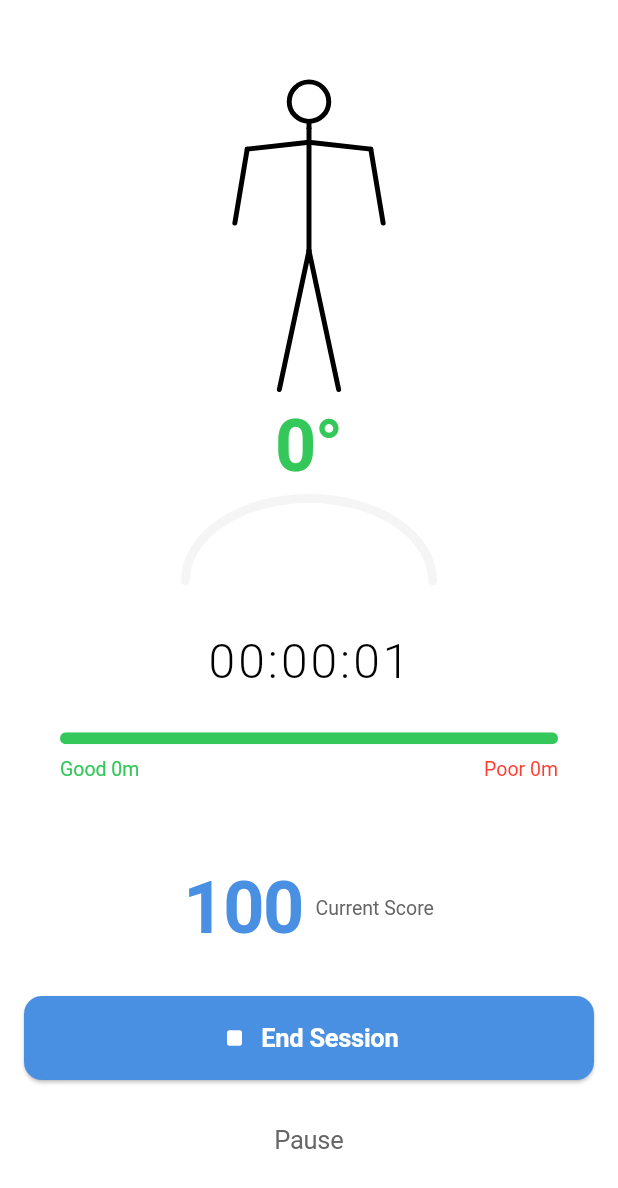
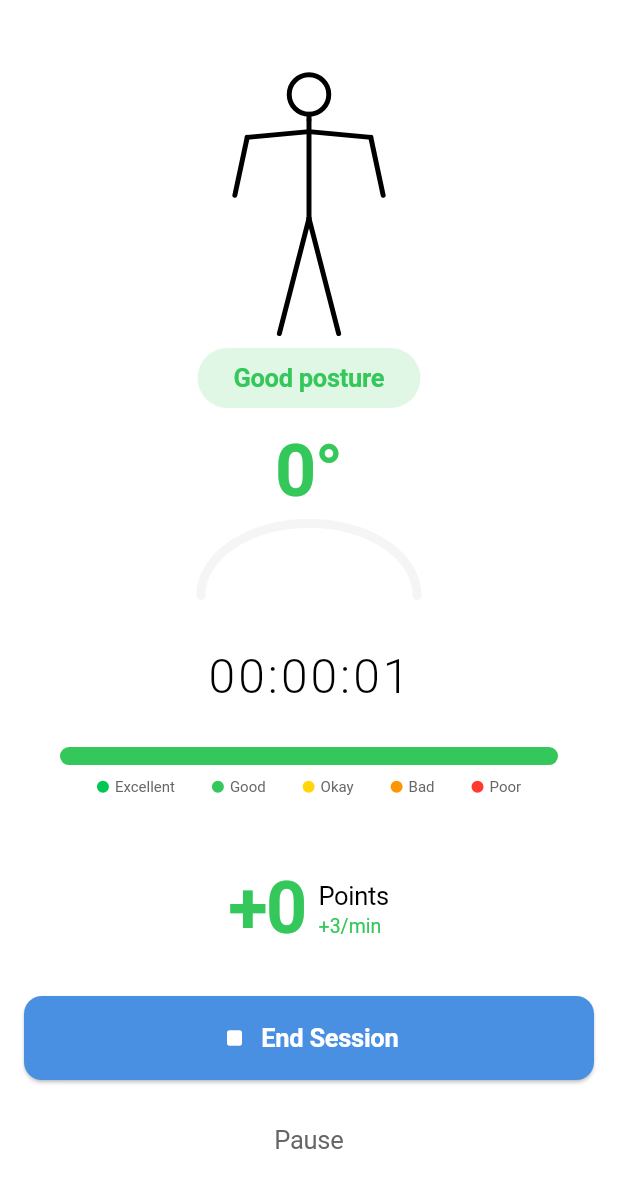
Before and after one commit to gitoutoftown/headsup, a Flutter app: the screen it shows after launch, after a tap on "Start Tracking", on a phone screen of 412 x 824 dp. Shown: the top 1188 px of the screen. Run offline on Flutter 3.47's test engine with Material 3 defaults, Android fonts, the phone set to English and light mode, and no system bars; our stand-ins replace flutter_local_notifications, flutter_riverpod, sensors_plus, shared_preferences, supabase_flutter, timezone; missing offline and left inert: health; accounts and stored records are empty.

Commit message:
fix: score now uses additive points (never decreases) + tier colors
SCORE SYSTEM FIX:
- Score now accumulates points ONLY (never subtracts)
- Excellent: +5 pts/min, Good: +3/min, Okay: +1/min, Bad/Poor: +0/min

5-TIER COLORS:
- Excellent: Vibrant green (#00C853)
- Good: Standard green (#34C759)
- Okay: Yellow (#FFD60A)
- Bad: Orange (#FF9500)
- Poor: Red (#FF3B30)

ACTIVE SESSION SCREEN:
- Added colored posture feedback badge
- 5-tier stacked progress bar with legend
- Points display shows current rate (+X/min)

```diff
--- a/headsup_app/lib/config/theme.dart
+++ b/headsup_app/lib/config/theme.dart
@@ -27,10 +27,15 @@ class AppColors {
   static const Color success = Color(0xFF34C759);
   static const Color error = Color(0xFFFF3B30);
 
-  // Posture states
-  static const Color postureGood = Color(0xFF34C759);
-  static const Color postureFair = Color(0xFFFF9500);
-  static const Color posturePoor = Color(0xFFFF3B30);
+  // 5-Tier Posture state colors
+  static const Color postureExcellent = Color(0xFF00C853);  // Vibrant green
+  static const Color postureGood = Color(0xFF34C759);       // Standard green
+  static const Color postureOkay = Color(0xFFFFD60A);       // Yellow
+  static const Color postureBad = Color(0xFFFF9500);        // Orange
+  static const Color posturePoor = Color(0xFFFF3B30);       // Red
+
+  // Legacy aliases
+  static const Color postureFair = postureOkay;
 }
 
 /// Typography styles
--- a/headsup_app/lib/providers/session_provider.dart
+++ b/headsup_app/lib/providers/session_provider.dart
@@ -17,7 +17,11 @@ class SessionState {
   final bool isTracking;
   final bool isPaused;
   final int elapsedSeconds;
+  final int totalPoints;  // Accumulated points (additive only - never decreases)
+  final int excellentSeconds;
   final int goodSeconds;
+  final int okaySeconds;
+  final int badSeconds;
   final int poorSeconds;
   final double currentAngle;
   final PostureState postureState;
@@ -28,7 +32,11 @@ class SessionState {
     this.isTracking = false,
     this.isPaused = false,
     this.elapsedSeconds = 0,
+    this.totalPoints = 0,
+    this.excellentSeconds = 0,
     this.goodSeconds = 0,
+    this.okaySeconds = 0,
+    this.badSeconds = 0,
     this.poorSeconds = 0,
     this.currentAngle = 0,
     this.postureState = PostureState.good,
@@ -40,7 +48,11 @@ class SessionState {
     bool? isTracking,
     bool? isPaused,
     int? elapsedSeconds,
+    int? totalPoints,
+    int? excellentSeconds,
     int? goodSeconds,
+    int? okaySeconds,
+    int? badSeconds,
     int? poorSeconds,
     double? currentAngle,
     PostureState? postureState,
@@ -51,7 +63,11 @@ class SessionState {
       isTracking: isTracking ?? this.isTracking,
       isPaused: isPaused ?? this.isPaused,
       elapsedSeconds: elapsedSeconds ?? this.elapsedSeconds,
+      totalPoints: totalPoints ?? this.totalPoints,
+      excellentSeconds: excellentSeconds ?? this.excellentSeconds,
       goodSeconds: goodSeconds ?? this.goodSeconds,
+      okaySeconds: okaySeconds ?? this.okaySeconds,
+      badSeconds: badSeconds ?? this.badSeconds,
       poorSeconds: poorSeconds ?? this.poorSeconds,
       currentAngle: currentAngle ?? this.currentAngle,
       postureState: postureState ?? this.postureState,
@@ -59,11 +75,18 @@ class SessionState {
     );
   }
 
-  /// Calculate current posture score
-  int get currentScore {
-    final total = goodSeconds + poorSeconds;
-    if (total == 0) return 0;
-    return ((goodSeconds / total) * 100).round().clamp(0, 100);
+  /// Current score is just the total accumulated points
+  /// Points are ONLY added, never subtracted:
+  /// - Excellent: +5/min, Good: +3/min, Okay: +1/min, Bad/Poor: +0/min
+  int get currentScore => totalPoints;
+
+  /// Calculate a "posture quality" percentage for display
+  /// This shows what % of time was spent in good+ posture
+  int get postureQuality {
+    final goodTotal = excellentSeconds + goodSeconds + okaySeconds;
+    final total = elapsedSeconds;
+    if (total == 0) return 100;
+    return ((goodTotal / total) * 100).round().clamp(0, 100);
   }
 
   /// Format elapsed time as timer display
@@ -97,7 +120,11 @@ class SessionNotifier extends StateNotifier<SessionState> {
       isTracking: true,
       isPaused: false,
       elapsedSeconds: 0,
+      totalPoints: 0,
+      excellentSeconds: 0,
       goodSeconds: 0,
+      okaySeconds: 0,
+      badSeconds: 0,
       poorSeconds: 0,
       angleHistory: [],
     );
@@ -139,13 +166,17 @@ class SessionNotifier extends StateNotifier<SessionState> {
     _angleSubscription?.cancel();
     await _postureService.stopListening();
 
+    // Calculate good posture seconds as excellent + good + okay
+    final goodPostureTotal = state.excellentSeconds + state.goodSeconds + state.okaySeconds;
+    final poorPostureTotal = state.badSeconds + state.poorSeconds;
+
     final session = state.currentSession?.copyWith(
       endTime: DateTime.now(),
       durationSeconds: state.elapsedSeconds,
-      goodPostureSeconds: state.goodSeconds,
-      poorPostureSeconds: state.poorSeconds,
+      goodPostureSeconds: goodPostureTotal,
+      poorPostureSeconds: poorPostureTotal,
       averageAngle: _calculateAverageAngle(),
-      postureScore: state.currentScore,
+      postureScore: state.postureQuality,  // Store quality % in DB
     );
 
     if (session != null) {
@@ -163,14 +194,40 @@ class SessionNotifier extends StateNotifier<SessionState> {
     return completedSession;
   }
 
-  /// Handle timer tick
+  /// Handle timer tick - award points based on posture state
   void _tick() {
-    final isGoodPosture = _postureService.isGoodPosture();
+    final currentState = state.postureState;
 
+    // For smoother accumulation, add points every minute
+    // But track seconds for each tier
+    final newElapsed = state.elapsedSeconds + 1;
+
+    // Add points every minute based on average state
+    int newPoints = state.totalPoints;
+    if (newElapsed % 60 == 0) {
+      // At each minute mark, add points based on dominant posture
+      newPoints += currentState.pointsPerMinute;
+    }
+
+    // Update tier-specific seconds
     state = state.copyWith(
-      elapsedSeconds: state.elapsedSeconds + 1,
-      goodSeconds: isGoodPosture ? state.goodSeconds + 1 : state.goodSeconds,
-      poorSeconds: isGoodPosture ? state.poorSeconds : state.poorSeconds + 1,
+      elapsedSeconds: newElapsed,
+      totalPoints: newPoints,
+      excellentSeconds: currentState == PostureState.excellent
+          ? state.excellentSeconds + 1
+          : state.excellentSeconds,
+      goodSeconds: currentState == PostureState.good
+          ? state.goodSeconds + 1
+          : state.goodSeconds,
+      okaySeconds: currentState == PostureState.okay
+          ? state.okaySeconds + 1
+          : state.okaySeconds,
+      badSeconds: currentState == PostureState.bad
+          ? state.badSeconds + 1
+          : state.badSeconds,
+      poorSeconds: currentState == PostureState.poor
+          ? state.poorSeconds + 1
+          : state.poorSeconds,
     );
   }
 
--- a/headsup_app/lib/screens/active_session_screen.dart
+++ b/headsup_app/lib/screens/active_session_screen.dart
@@ -6,6 +6,7 @@ import 'package:flutter_riverpod/flutter_riverpod.dart';
 
 import '../config/theme.dart';
 import '../providers/session_provider.dart';
+import '../utils/constants.dart';
 import '../widgets/character/posture_character.dart';
 import '../widgets/common/widgets.dart';
 import 'session_summary_screen.dart';
@@ -16,6 +17,8 @@ class ActiveSessionScreen extends ConsumerWidget {
   @override
   Widget build(BuildContext context, WidgetRef ref) {
     final sessionState = ref.watch(sessionProvider);
+    final currentState = sessionState.postureState;
+    final stateColor = Color(currentState.colorCode);
 
     return Scaffold(
       body: SafeArea(
@@ -31,16 +34,37 @@ class ActiveSessionScreen extends ConsumerWidget {
                 flex: 4,
                 child: Center(
                   child: PostureCharacter(
-                    state: sessionState.postureState,
+                    state: currentState,
                     size: MediaQuery.of(context).size.width * 0.4,
                   ),
                 ),
               ),
 
-              // Angle display
+              // Posture state with color
+              Container(
+                padding: const EdgeInsets.symmetric(
+                  horizontal: AppSpacing.lg,
+                  vertical: AppSpacing.sm,
+                ),
+                decoration: BoxDecoration(
+                  color: stateColor.withValues(alpha: 0.15),
+                  borderRadius: BorderRadius.circular(AppRadius.pill),
+                ),
+                child: Text(
+                  currentState.feedback,
+                  style: Theme.of(context).textTheme.bodyLarge?.copyWith(
+                    color: stateColor,
+                    fontWeight: FontWeight.w600,
+                  ),
+                ),
+              ),
+
+              const SizedBox(height: AppSpacing.md),
+
+              // Angle display with tier color
               AngleGauge(
                 angle: sessionState.currentAngle,
-                size: MediaQuery.of(context).size.width * 0.4,
+                size: MediaQuery.of(context).size.width * 0.35,
               ),
 
               const SizedBox(height: AppSpacing.xl),
@@ -55,31 +79,36 @@ class ActiveSessionScreen extends ConsumerWidget {
 
               const SizedBox(height: AppSpacing.lg),
 
-              // Good/Poor progress bar
-              Padding(
-                padding: const EdgeInsets.symmetric(horizontal: AppSpacing.lg),
-                child: PostureProgressBar(
-                  goodSeconds: sessionState.goodSeconds,
-                  poorSeconds: sessionState.poorSeconds,
-                ),
-              ),
+              // 5-tier progress bar
+              _TierProgressBar(sessionState: sessionState),
 
               const Spacer(),
 
-              // Current score
+              // Points earned (additive - never decreases!)
               Row(
                 mainAxisAlignment: MainAxisAlignment.center,
                 children: [
                   Text(
-                    '${sessionState.currentScore}',
+                    '+${sessionState.currentScore}',
                     style: Theme.of(context).textTheme.displayMedium?.copyWith(
-                      color: AppColors.primary,
+                      color: stateColor,
                     ),
                   ),
                   const SizedBox(width: 8),
-                  Text(
-                    'Current Score',
-                    style: Theme.of(context).textTheme.bodySmall,
+                  Column(
+                    crossAxisAlignment: CrossAxisAlignment.start,
+                    children: [
+                      Text(
+                        'Points',
+                        style: Theme.of(context).textTheme.bodyLarge,
+                      ),
+                      Text(
+                        '+${currentState.pointsPerMinute}/min',
+                        style: Theme.of(context).textTheme.bodySmall?.copyWith(
+                          color: stateColor,
+                        ),
+                      ),
+                    ],
                   ),
                 ],
               ),
@@ -132,3 +161,128 @@ class ActiveSessionScreen extends ConsumerWidget {
     }
   }
 }
+
+/// Progress bar showing time in each tier
+class _TierProgressBar extends StatelessWidget {
+  final SessionState sessionState;
+
+  const _TierProgressBar({required this.sessionState});
+
+  @override
+  Widget build(BuildContext context) {
+    final total = sessionState.elapsedSeconds;
+    if (total == 0) {
+      return const SizedBox(height: 12);
+    }
+
+    return Padding(
+      padding: const EdgeInsets.symmetric(horizontal: AppSpacing.lg),
+      child: Column(
+        children: [
+          // Stacked bar
+          ClipRRect(
+            borderRadius: BorderRadius.circular(6),
+            child: SizedBox(
+              height: 12,
+              child: Row(
+                children: [
+                  _TierSegment(
+                    seconds: sessionState.excellentSeconds,
+                    total: total,
+                    color: AppColors.postureExcellent,
+                  ),
+                  _TierSegment(
+                    seconds: sessionState.goodSeconds,
+                    total: total,
+                    color: AppColors.postureGood,
+                  ),
+                  _TierSegment(
+                    seconds: sessionState.okaySeconds,
+                    total: total,
+                    color: AppColors.postureOkay,
+                  ),
+                  _TierSegment(
+                    seconds: sessionState.badSeconds,
+                    total: total,
+                    color: AppColors.postureBad,
+                  ),
+                  _TierSegment(
+                    seconds: sessionState.poorSeconds,
+                    total: total,
+                    color: AppColors.posturePoor,
+                  ),
+                ],
+              ),
+            ),
+          ),
+          const SizedBox(height: AppSpacing.sm),
+          // Legend
+          Row(
+            mainAxisAlignment: MainAxisAlignment.spaceEvenly,
+            children: [
+              _LegendDot(color: AppColors.postureExcellent, label: 'Excellent'),
+              _LegendDot(color: AppColors.postureGood, label: 'Good'),
+              _LegendDot(color: AppColors.postureOkay, label: 'Okay'),
+              _LegendDot(color: AppColors.postureBad, label: 'Bad'),
+              _LegendDot(color: AppColors.posturePoor, label: 'Poor'),
+            ],
+          ),
+        ],
+      ),
+    );
+  }
+}
+
+class _TierSegment extends StatelessWidget {
+  final int seconds;
+  final int total;
+  final Color color;
+
+  const _TierSegment({
+    required this.seconds,
+    required this.total,
+    required this.color,
+  });
+
+  @override
+  Widget build(BuildContext context) {
+    final fraction = total > 0 ? seconds / total : 0.0;
+    if (fraction == 0) return const SizedBox.shrink();
+
+    return Expanded(
+      flex: (fraction * 1000).round(),
+      child: Container(color: color),
+    );
+  }
+}
+
+class _LegendDot extends StatelessWidget {
+  final Color color;
+  final String label;
+
+  const _LegendDot({required this.color, required this.label});
+
+  @override
+  Widget build(BuildContext context) {
+    return Row(
+      mainAxisSize: MainAxisSize.min,
+      children: [
+        Container(
+          width: 8,
+          height: 8,
+          decoration: BoxDecoration(
+            color: color,
+            shape: BoxShape.circle,
+          ),
+        ),
+        const SizedBox(width: 4),
+        Text(
+          label,
+          style: Theme.of(context).textTheme.bodySmall?.copyWith(
+            fontSize: 10,
+          ),
+        ),
+      ],
+    );
+  }
+}
--- a/headsup_app/lib/utils/constants.dart
+++ b/headsup_app/lib/utils/constants.dart
@@ -163,3 +163,22 @@ enum PostureState {
     return this == PostureState.bad || this == PostureState.poor;
   }
 }
+
+// Import-free color codes for PostureState (used with Color class)
+// Usage: Color(postureState.colorCode)
+extension PostureStateColor on PostureState {
+  int get colorCode {
+    switch (this) {
+      case PostureState.excellent:
+        return 0xFF00C853;  // Vibrant green
+      case PostureState.good:
+        return 0xFF34C759;  // Standard green
+      case PostureState.okay:
+        return 0xFFFFD60A;  // Yellow
+      case PostureState.bad:
+        return 0xFFFF9500;  // Orange
+      case PostureState.poor:
+        return 0xFFFF3B30;  // Red
+    }
+  }
+}
```
